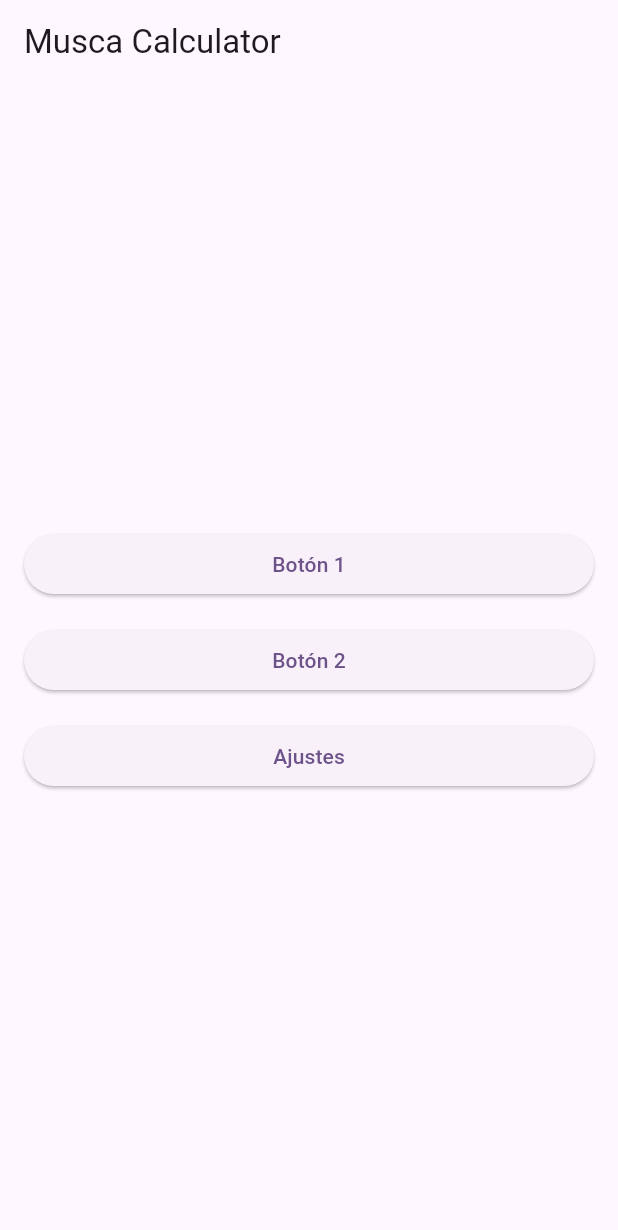
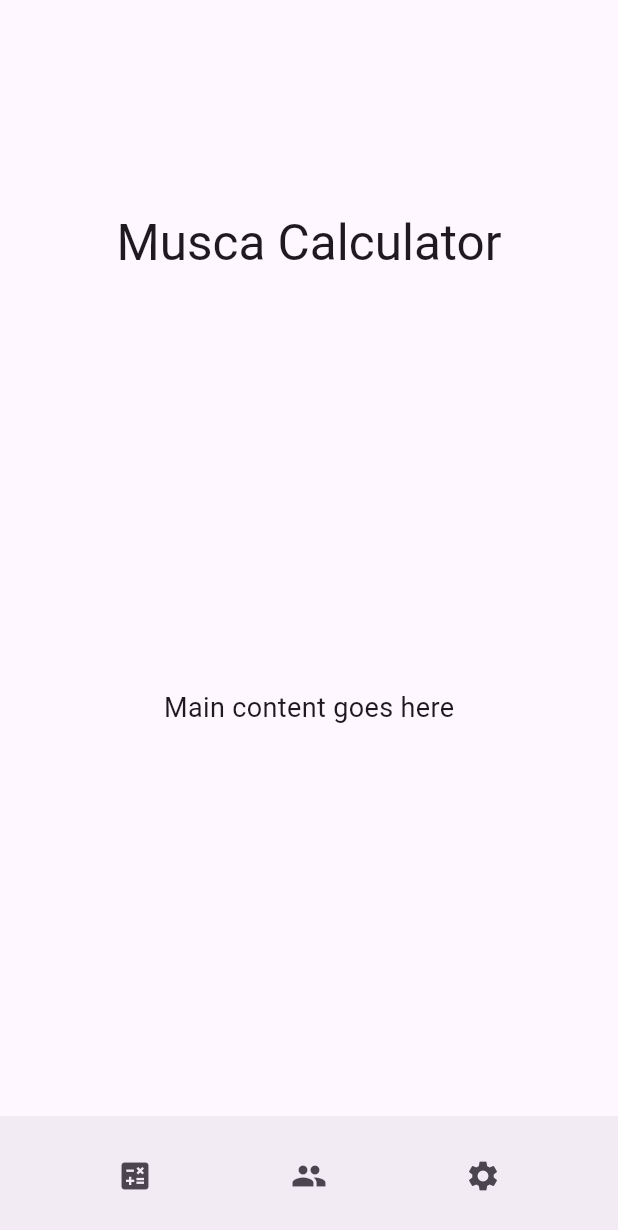
Before and after one commit to k1m3rA/musca, a Flutter app: the screen it shows after launch, on a phone screen of 412 x 824 dp. Shown: the top 1230 px of the screen. Run offline on Flutter 3.47's test engine with Material 3 defaults, Android fonts, the phone set to English and light mode, and no system bars.

Commit message:
[CHANGES] Titles is collapsable and buttons are now inside an appBar

```diff
--- a/lib/main.dart
+++ b/lib/main.dart
@@ -25,10 +25,13 @@ class _MyAppState extends State<MyApp> {
     return MaterialApp(
       title: 'Musca',
       theme: ThemeData(
-        colorScheme: ColorScheme.fromSeed(seedColor: const Color.fromARGB(255, 96, 25, 163)),
+        colorScheme: ColorScheme.fromSeed(
+          seedColor: const Color.fromARGB(255, 96, 25, 163),
         ),
-      // Se usa una copia de ThemeData.dark() con fondo gris oscuro
-      darkTheme: ThemeData.dark().copyWith(scaffoldBackgroundColor: Colors.grey[900]),
+      ),
+      darkTheme: ThemeData.dark().copyWith(
+        scaffoldBackgroundColor: Colors.grey[900],
+      ),
       themeMode: _themeMode,
       home: MyHomePage(title: 'Musca Calculator', onThemeChanged: _updateTheme),
     );
@@ -36,7 +39,11 @@ class _MyAppState extends State<MyApp> {
 }
 
 class MyHomePage extends StatefulWidget {
-  const MyHomePage({super.key, required this.title, required this.onThemeChanged});
+  const MyHomePage({
+    super.key,
+    required this.title,
+    required this.onThemeChanged,
+  });
 
   final String title;
   final Function(ThemeMode) onThemeChanged;
@@ -61,39 +68,51 @@ class _MyHomePageState extends State<MyHomePage> {
   @override
   Widget build(BuildContext context) {
     return Scaffold(
-      appBar: AppBar(title: Text(widget.title)),
-      body: SafeArea(
-        child: Padding(
-          padding: const EdgeInsets.all(16.0),
-          child: Column(
-            mainAxisAlignment: MainAxisAlignment.center,
-            children: [
-              SizedBox(
-                width: double.infinity,
-                child: ElevatedButton(
-                  onPressed: () {
-                    // Acción del botón 1
-                  },
-                  child: const Text('Botón 1'),
+      // Contenido principal en un CustomScrollView
+      body: CustomScrollView(
+        slivers: [
+          // SliverAppBar con título grande
+          SliverAppBar(
+            pinned: true,
+            expandedHeight: 200,
+            flexibleSpace: FlexibleSpaceBar(
+              centerTitle: true,
+              title: Text(widget.title),
             ),
           ),
-              const SizedBox(height: 16),
-              SizedBox(
-                width: double.infinity,
-                child: ElevatedButton(
-                  onPressed: () {
-                    // Acción del botón 2
-                  },
-                  child: const Text('Botón 2'),
+          // Resto del contenido
+          SliverFillRemaining(
+            child: Center(
+              child: Text(
+                'Main content goes here',
+                style: TextStyle(fontSize: 18),
               ),
             ),
-              const SizedBox(height: 16),
-              SizedBox(
-                width: double.infinity,
-                child: ElevatedButton(
+          ),
+        ],
+      ),
+      // Barra inferior de navegación con los botones
+      bottomNavigationBar: BottomAppBar(
+        child: Padding(
+          padding: const EdgeInsets.symmetric(vertical: 8, horizontal: 16),
+          child: Row(
+            mainAxisAlignment: MainAxisAlignment.spaceAround,
+            children: [
+              IconButton(
+                icon: const Icon(Icons.calculate),
+                onPressed: () {
+                  // Acción del botón Calculator
+                },
+              ),
+              IconButton(
+                icon: const Icon(Icons.people),
+                onPressed: () {
+                  // Acción del botón Profiles
+                },
+              ),
+              IconButton(
+                icon: const Icon(Icons.settings),
                 onPressed: _openSettings,
-                  child: const Text('Ajustes'),
-                ),
               ),
             ],
           ),
@@ -113,13 +132,11 @@ class SettingsPage extends StatefulWidget {
 class _SettingsPageState extends State<SettingsPage> {
   // Por defecto se selecciona claro (ThemeMode.light)
   ThemeMode _selectedTheme = ThemeMode.light;
-
   bool _isInitialized = false;
 
   @override
   void didChangeDependencies() {
     super.didChangeDependencies();
-    // Se inicializa _selectedTheme según el tema actual de la aplicación.
     if (!_isInitialized) {
       final brightness = Theme.of(context).brightness;
       _selectedTheme = brightness == Brightness.dark ? ThemeMode.dark : ThemeMode.light;
@@ -130,19 +147,23 @@ class _SettingsPageState extends State<SettingsPage> {
   @override
   Widget build(BuildContext context) {
     return Scaffold(
-      appBar: AppBar(title: const Text("Ajustes")),
-      body: Padding(
+      body: CustomScrollView(
+        slivers: [
+          // SliverAppBar en la pantalla de ajustes
+          SliverAppBar(
+            pinned: true,
+            expandedHeight: 150,
+            flexibleSpace: const FlexibleSpaceBar(
+              centerTitle: true,
+              title: Text("Ajustes"),
+            ),
+          ),
+          // Contenido de la pantalla de ajustes
+          SliverFillRemaining(
+            child: Padding(
               padding: const EdgeInsets.all(16.0),
               child: Column(
                 children: [
-            // const Align(
-            //   alignment: Alignment.centerLeft,
-            //   child: Text(
-            //     "Tema",
-            //     style: TextStyle(fontSize: 16),
-            //   ),
-            // ),
-            // Divider(thickness: 1, color: Colors.grey[400]),
                   const SizedBox(height: 8),
                   Row(
                     children: [
@@ -157,7 +178,6 @@ class _SettingsPageState extends State<SettingsPage> {
                             setState(() {
                               _selectedTheme = ThemeMode.light;
                             });
-                      // Actualiza el tema sin salir de la pantalla de ajustes.
                             context
                                 .findAncestorStateOfType<_MyAppState>()
                                 ?._updateTheme(_selectedTheme);
@@ -189,7 +209,6 @@ class _SettingsPageState extends State<SettingsPage> {
                             setState(() {
                               _selectedTheme = ThemeMode.dark;
                             });
-                      // Actualiza el tema sin salir de la pantalla de ajustes.
                             context
                                 .findAncestorStateOfType<_MyAppState>()
                                 ?._updateTheme(_selectedTheme);
@@ -220,6 +239,9 @@ class _SettingsPageState extends State<SettingsPage> {
                 ],
               ),
             ),
+          ),
+        ],
+      ),
     );
   }
 }
```
Lines whose indentation alone changed are shown as unchanged.
